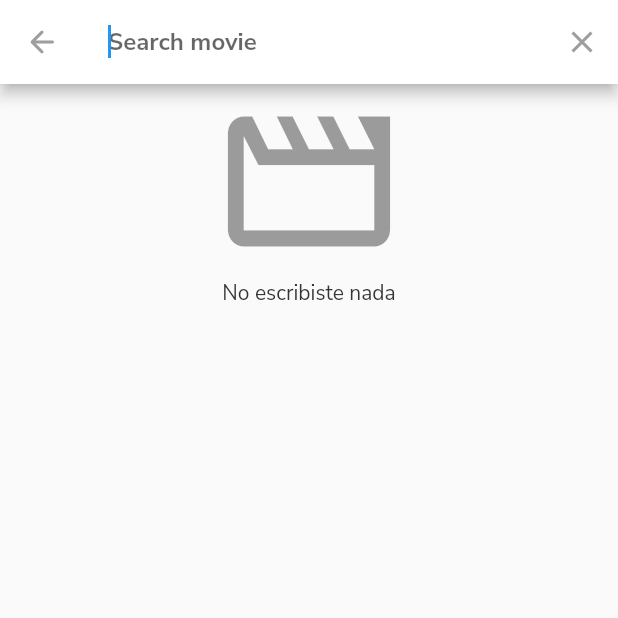
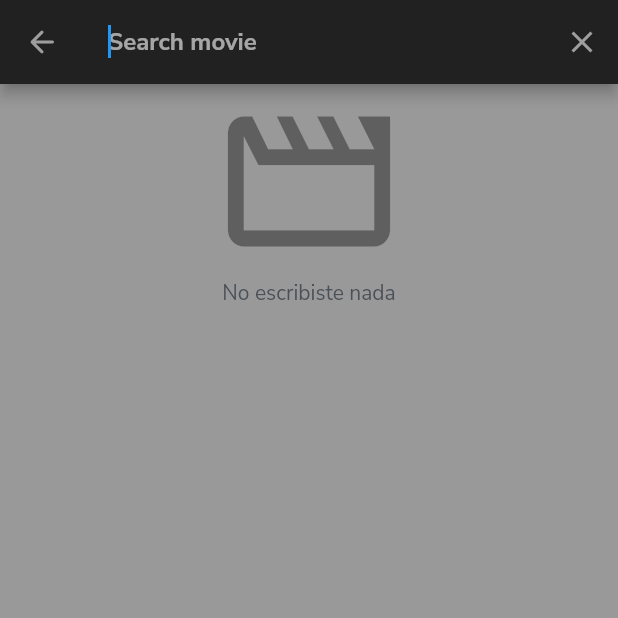
Before and after one commit to YerikAH/movies-app, a Flutter app: the screen it shows after launch, after a tap on the "search" icon, on a phone screen of 412 x 824 dp, the top half of it. Run offline on Flutter 3.47's test engine with Material 2 defaults, Android fonts, the phone set to English and light mode, and no system bars; our stand-ins replace card_swiper; network calls fail.

Commit message:
Dev: change styles

```diff
--- a/lib/theme/app_theme.dart
+++ b/lib/theme/app_theme.dart
@@ -2,11 +2,15 @@ import 'package:flutter/material.dart';
 class AppTheme{
   static const String fontFamily = "nunitoSans";
   static const Color black = Color(0xff333333);
-  static const Color gray = Color(0xfff8f8f8);
+  static const Color gray = Color(0xff495057);
   static const Color white = Colors.white;
-  static final ThemeData configTheme = ThemeData.light().copyWith(
+  static const Color skyBlue = Color(0xff5390d9);
+  static const Color blackBlue = Color(0xff1b263b);
+  static final ThemeData configTheme = ThemeData.dark().copyWith(
+    scaffoldBackgroundColor: black.withOpacity(0.5),
     appBarTheme: const AppBarTheme(
-      elevation: 0
+      elevation: 0,
+      color: skyBlue
     ),
     textTheme: const TextTheme(
     headline1: TextStyle(fontFamily: fontFamily, fontSize: 20, fontWeight: FontWeight.bold, color:white ),
@@ -15,8 +19,8 @@ class AppTheme{
     headline4: TextStyle(fontFamily: fontFamily, fontSize: 16, fontWeight: FontWeight.bold, color:black),
     headline5: TextStyle(fontFamily: fontFamily, fontSize: 20, fontWeight: FontWeight.bold, color:black),
     headline6: TextStyle(fontFamily: fontFamily, fontSize: 16, fontWeight: FontWeight.bold, color:black),
-    bodyText1: TextStyle(fontFamily: fontFamily, fontSize: 14, color:black),
-    bodyText2: TextStyle(fontFamily: fontFamily, fontSize: 14, color:black),
+    bodyText1: TextStyle(fontFamily: fontFamily, fontSize: 14, color:gray),
+    bodyText2: TextStyle(fontFamily: fontFamily, fontSize: 14, color:gray),
     caption: TextStyle(fontFamily: fontFamily, fontSize: 14, color:black),
     button: TextStyle(fontFamily: fontFamily, fontSize: 14, color:black),
     subtitle1: TextStyle(fontFamily: fontFamily, fontSize: 14, color:black),
--- a/lib/widgets/movie_slider.dart
+++ b/lib/widgets/movie_slider.dart
@@ -17,7 +17,6 @@ class _MovieSliderState extends State<MovieSlider> {
   @override
   void initState(){
     super.initState();
-    print("HOla mundo");
     scrollController.addListener(() {
       if (scrollController.position.pixels + 500 >= scrollController.position.maxScrollExtent){
         final double diff = scrollController.position.maxScrollExtent - scrollController.position.pixels;
@@ -47,9 +46,9 @@ class _MovieSliderState extends State<MovieSlider> {
       child: Column(
         crossAxisAlignment: CrossAxisAlignment.start,
         children: [
-          const Padding(
-            padding: EdgeInsets.symmetric(horizontal: 20.0),
-            child: Text("Populares", style: TextStyle(fontSize: 20.0, fontWeight: FontWeight.w700, fontFamily: "NunitoSans")),
+          Padding(
+            padding: const EdgeInsets.symmetric(horizontal: 20.0),
+            child: Text("Populares", style: Theme.of(context).textTheme.headline5),
           ),
           const SizedBox( height:  15.0 ,),
           Expanded(
@@ -58,7 +57,6 @@ class _MovieSliderState extends State<MovieSlider> {
               scrollDirection: Axis.horizontal,
               itemCount: widget.moviesPopular.length,
               itemBuilder: (context, index){
-
                 final String imagePath = widget.moviesPopular[index].fullPosterImg;
                 final String nameMovie = widget.moviesPopular[index].thereTitle;
                 final Result movie = widget.moviesPopular[index];
@@ -104,6 +102,7 @@ class _MoviePoster extends StatelessWidget {
           const SizedBox( height:  5.0 ,),
           Text(
             nameMovie,
+	    style: Theme.of(context).textTheme.bodyText1,
             overflow: TextOverflow.ellipsis,
             textAlign: TextAlign.center,
           )
```
